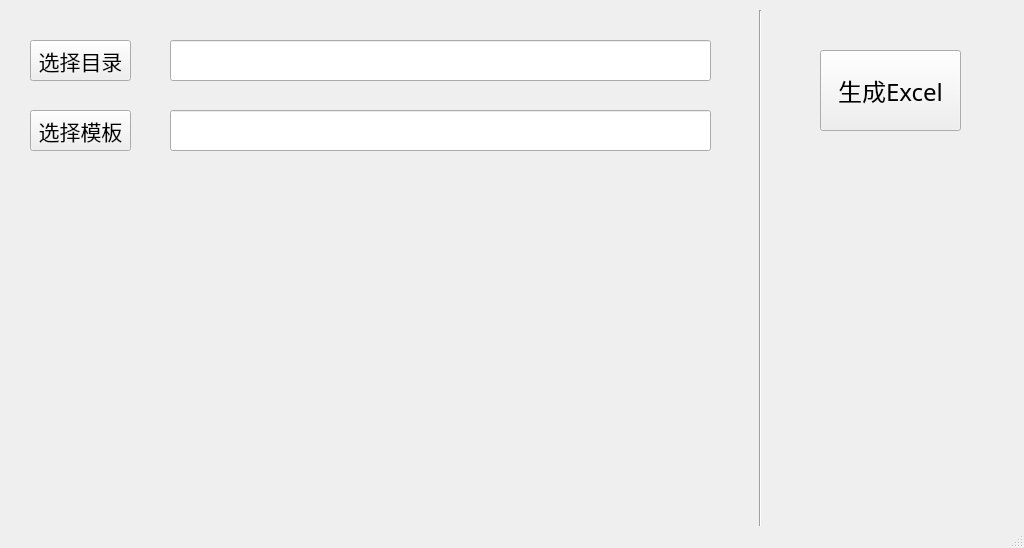
Above: ui/mainwin.ui from BILY5354/ATOP before the change. Below: the same form after it.
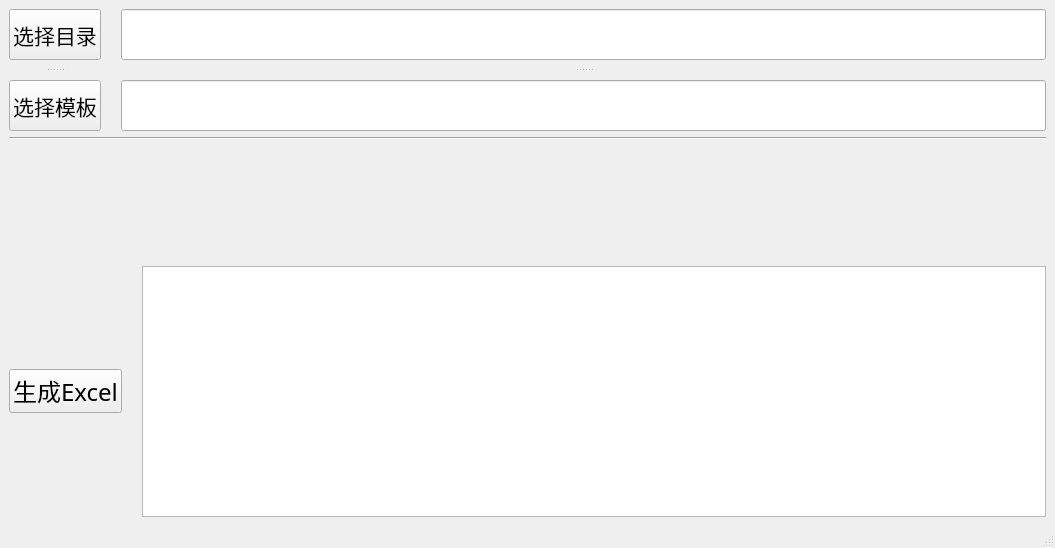
That is the form after the change.

Commit message: 完成基本界面 点击生成excel按钮可在output目录下输出excel文件

```diff
--- a/ui/mainwin.ui
+++ b/ui/mainwin.ui
@@ -6,7 +6,7 @@
    <rect>
     <x>0</x>
     <y>0</y>
-    <width>1024</width>
+    <width>1055</width>
     <height>548</height>
    </rect>
   </property>
@@ -14,82 +14,24 @@
    <string>MainWindow</string>
   </property>
   <widget class="QWidget" name="centralwidget">
-   <widget class="Line" name="line">
-    <property name="geometry">
-     <rect>
-      <x>750</x>
-      <y>10</y>
-      <width>20</width>
-      <height>521</height>
-     </rect>
-    </property>
+   <layout class="QVBoxLayout" name="verticalLayout_3">
+    <item>
+     <layout class="QFormLayout" name="formLayout_2">
+      <property name="horizontalSpacing">
+       <number>20</number>
+      </property>
+      <property name="bottomMargin">
+       <number>120</number>
+      </property>
+      <item row="0" column="0">
+       <widget class="QSplitter" name="splitter_2">
     <property name="orientation">
      <enum>Qt::Vertical</enum>
     </property>
-   </widget>
-   <widget class="QPushButton" name="excelButton">
-    <property name="geometry">
-     <rect>
-      <x>820</x>
-      <y>50</y>
-      <width>141</width>
-      <height>81</height>
-     </rect>
-    </property>
-    <property name="font">
-     <font>
-      <family>黑体</family>
-      <pointsize>18</pointsize>
-     </font>
-    </property>
-    <property name="text">
-     <string>生成Excel</string>
-    </property>
-   </widget>
-   <widget class="QLineEdit" name="pathLineEd">
-    <property name="geometry">
-     <rect>
-      <x>170</x>
-      <y>40</y>
-      <width>541</width>
-      <height>41</height>
-     </rect>
-    </property>
-    <property name="font">
-     <font>
-      <family>黑体</family>
-      <pointsize>10</pointsize>
-     </font>
-    </property>
-   </widget>
-   <widget class="QLineEdit" name="tempatesLineEd">
-    <property name="geometry">
-     <rect>
-      <x>170</x>
-      <y>110</y>
-      <width>541</width>
-      <height>41</height>
-     </rect>
-    </property>
-    <property name="font">
-     <font>
-      <family>黑体</family>
-      <pointsize>10</pointsize>
-     </font>
-    </property>
-    <property name="text">
-     <string/>
-    </property>
-   </widget>
+        <property name="handleWidth">
+         <number>20</number>
+        </property>
    <widget class="QPushButton" name="pathBut">
-    <property name="geometry">
-     <rect>
-      <x>30</x>
-      <y>40</y>
-      <width>101</width>
-      <height>41</height>
-     </rect>
-    </property>
     <property name="font">
      <font>
       <family>黑体</family>
@@ -101,14 +43,6 @@
     </property>
    </widget>
    <widget class="QPushButton" name="templatesBut">
-    <property name="geometry">
-     <rect>
-      <x>30</x>
-      <y>110</y>
-      <width>101</width>
-      <height>41</height>
-     </rect>
-    </property>
     <property name="font">
      <font>
       <family>黑体</family>
@@ -120,6 +54,73 @@
     </property>
    </widget>
   </widget>
+      </item>
+      <item row="0" column="1">
+       <widget class="QSplitter" name="splitter">
+        <property name="lineWidth">
+         <number>1</number>
+        </property>
+        <property name="orientation">
+         <enum>Qt::Vertical</enum>
+        </property>
+        <property name="handleWidth">
+         <number>20</number>
+        </property>
+        <widget class="QLineEdit" name="pathLineEd">
+         <property name="font">
+          <font>
+           <family>黑体</family>
+           <pointsize>10</pointsize>
+          </font>
+         </property>
+        </widget>
+        <widget class="QLineEdit" name="tempatesLineEd">
+         <property name="font">
+          <font>
+           <family>黑体</family>
+           <pointsize>10</pointsize>
+          </font>
+         </property>
+         <property name="text">
+          <string/>
+         </property>
+        </widget>
+       </widget>
+      </item>
+      <item row="1" column="0" colspan="2">
+       <widget class="Line" name="line">
+        <property name="orientation">
+         <enum>Qt::Horizontal</enum>
+        </property>
+       </widget>
+      </item>
+     </layout>
+    </item>
+    <item>
+     <layout class="QHBoxLayout" name="horizontalLayout">
+      <property name="spacing">
+       <number>20</number>
+      </property>
+      <item>
+       <widget class="QPushButton" name="excelButton">
+        <property name="font">
+         <font>
+          <family>黑体</family>
+          <pointsize>18</pointsize>
+         </font>
+        </property>
+        <property name="text">
+         <string>生成Excel</string>
+        </property>
+       </widget>
+      </item>
+      <item>
+       <widget class="QTextEdit" name="textEdit"/>
+      </item>
+     </layout>
+    </item>
+   </layout>
+  </widget>
   <widget class="QMenuBar" name="menubar">
    <property name="geometry">
     <rect>
```
Left out of the diff: 6 changed lines with no effect on the pictures. Lines whose indentation alone changed are shown as unchanged. The commit also changes 8 other files.
